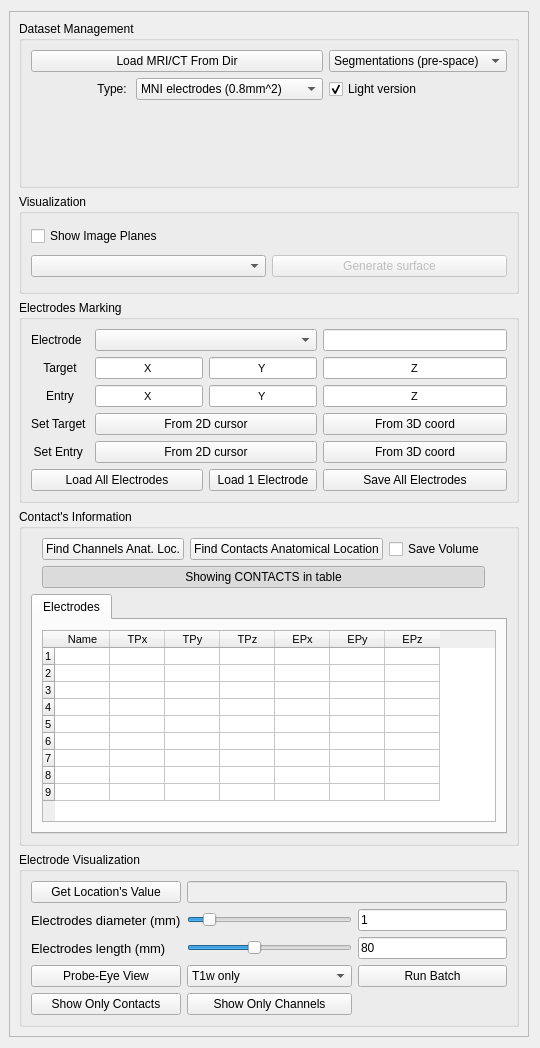
Qt form SEEGAtlas/SEEGAtlasWidget.ui (IbisNeuronav/IbisPluginsExtraSEEG) before a commit.
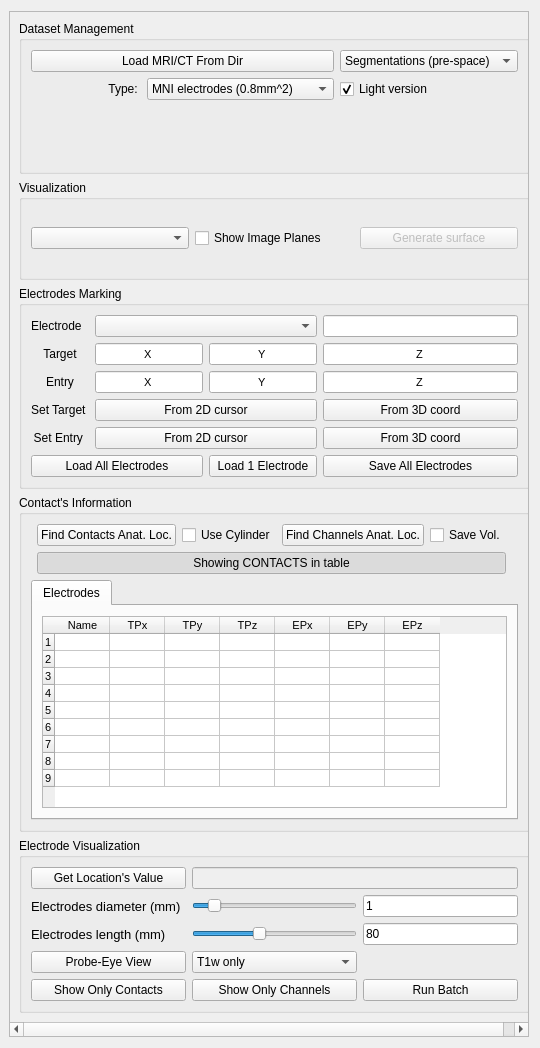
The same form after that commit.

Patch:
```diff
--- a/SEEGAtlas/SEEGAtlasWidget.ui
+++ b/SEEGAtlas/SEEGAtlasWidget.ui
@@ -39,8 +39,8 @@
        <rect>
         <x>0</x>
         <y>0</y>
-        <width>520</width>
-        <height>1028</height>
+        <width>559</width>
+        <height>1014</height>
        </rect>
       </property>
       <layout class="QVBoxLayout" name="verticalLayout_9">
@@ -215,18 +215,18 @@
          </property>
          <layout class="QHBoxLayout" name="horizontalLayout_3">
           <item>
-           <layout class="QGridLayout" name="gridLayout_6">
-            <item row="1" column="0">
+           <layout class="QHBoxLayout" name="horizontalLayout_4">
+            <item>
+             <widget class="QComboBox" name="comboBoxBrainSegmentation"/>
+            </item>
+            <item>
              <widget class="QCheckBox" name="checkBoxImagePlanes">
               <property name="text">
                <string>Show Image Planes</string>
               </property>
              </widget>
             </item>
-            <item row="2" column="0">
-             <widget class="QComboBox" name="comboBoxBrainSegmentation"/>
-            </item>
-            <item row="2" column="1">
+            <item>
              <widget class="QPushButton" name="pushGenerateSurface">
               <property name="enabled">
                <bool>false</bool>
@@ -543,7 +543,70 @@
           <string>Contact's Information</string>
          </property>
          <layout class="QGridLayout" name="gridLayout_4">
-          <item row="3" column="0" colspan="4">
+          <item row="2" column="1">
+           <widget class="QPushButton" name="pushButtonShowContactsTable">
+            <property name="toolTip">
+             <string>if checked shows contacts / if NOT checked shows channels</string>
+            </property>
+            <property name="text">
+             <string>Showing CONTACTS in table</string>
+            </property>
+            <property name="checkable">
+             <bool>true</bool>
+            </property>
+            <property name="checked">
+             <bool>true</bool>
+            </property>
+            <property name="autoDefault">
+             <bool>true</bool>
+            </property>
+            <property name="default">
+             <bool>false</bool>
+            </property>
+            <property name="flat">
+             <bool>false</bool>
+            </property>
+           </widget>
+          </item>
+          <item row="0" column="1">
+           <layout class="QHBoxLayout" name="horizontalLayout_2">
+            <item>
+             <widget class="QPushButton" name="pushButtonFindAnatLoc">
+              <property name="text">
+               <string>Find Contacts Anat. Loc.</string>
+              </property>
+             </widget>
+            </item>
+            <item>
+             <widget class="QCheckBox" name="checkBoxUseCylinder">
+              <property name="toolTip">
+               <string>&lt;html&gt;&lt;head/&gt;&lt;body&gt;&lt;p&gt;Use Cylinder (checked) or central point as model of the contact/channel&lt;/p&gt;&lt;/body&gt;&lt;/html&gt;</string>
+              </property>
+              <property name="text">
+               <string>Use Cylinder</string>
+              </property>
+             </widget>
+            </item>
+            <item>
+             <widget class="QPushButton" name="pushButtonFindAnatLocChannel">
+              <property name="text">
+               <string>Find Channels Anat. Loc.</string>
+              </property>
+             </widget>
+            </item>
+            <item>
+             <widget class="QCheckBox" name="checkBoxSaveChannelVolume">
+              <property name="toolTip">
+               <string>If checked save channles as minc files</string>
+              </property>
+              <property name="text">
+               <string>Save Vol.</string>
+              </property>
+             </widget>
+            </item>
+           </layout>
+          </item>
+          <item row="4" column="0" colspan="4">
            <widget class="QTabWidget" name="tabWidgetScores">
             <property name="sizePolicy">
              <sizepolicy hsizetype="Preferred" vsizetype="Preferred">
@@ -664,59 +727,6 @@
             </widget>
            </widget>
           </item>
-          <item row="1" column="1">
-           <widget class="QPushButton" name="pushButtonShowContactsTable">
-            <property name="toolTip">
-             <string>if checked shows contacts / if NOT checked shows channels</string>
-            </property>
-            <property name="text">
-             <string>Showing CONTACTS in table</string>
-            </property>
-            <property name="checkable">
-             <bool>true</bool>
-            </property>
-            <property name="checked">
-             <bool>true</bool>
-            </property>
-            <property name="autoDefault">
-             <bool>true</bool>
-            </property>
-            <property name="default">
-             <bool>false</bool>
-            </property>
-            <property name="flat">
-             <bool>false</bool>
-            </property>
-           </widget>
-          </item>
-          <item row="0" column="1">
-           <layout class="QHBoxLayout" name="horizontalLayout_2">
-            <item>
-             <widget class="QPushButton" name="pushButtonFindAnatLocChannel">
-              <property name="text">
-               <string>Find Channels Anat. Loc.</string>
-              </property>
-             </widget>
-            </item>
-            <item>
-             <widget class="QPushButton" name="pushButtonFindAnatLoc">
-              <property name="text">
-               <string>Find Contacts Anatomical Location</string>
-              </property>
-             </widget>
-            </item>
-            <item>
-             <widget class="QCheckBox" name="checkBoxSaveChannelVolume">
-              <property name="toolTip">
-               <string>If checked save channles as minc files</string>
-              </property>
-              <property name="text">
-               <string>Save Volume</string>
-              </property>
-             </widget>
-            </item>
-           </layout>
-          </item>
          </layout>
         </widget>
        </item>
@@ -865,13 +875,6 @@
               </property>
              </widget>
             </item>
-            <item row="3" column="2">
-             <widget class="QPushButton" name="pushButtonBatch">
-              <property name="text">
-               <string>Run Batch</string>
-              </property>
-             </widget>
-            </item>
             <item row="0" column="0">
              <widget class="QPushButton" name="pushButtonLocationValue">
               <property name="toolTip">
@@ -908,6 +911,13 @@
               </property>
              </widget>
             </item>
+            <item row="4" column="2">
+             <widget class="QPushButton" name="pushButtonBatch">
+              <property name="text">
+               <string>Run Batch</string>
+              </property>
+             </widget>
+            </item>
            </layout>
           </item>
          </layout>
```
Left out of the diff: 10 changed lines with no effect on the pictures.
